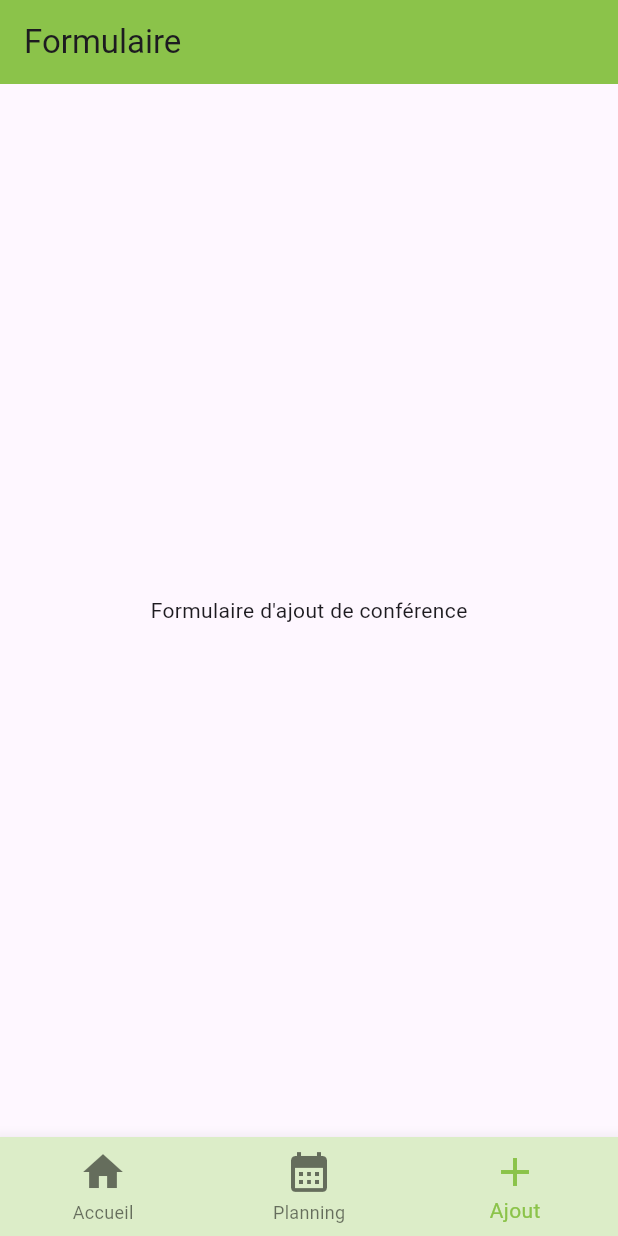
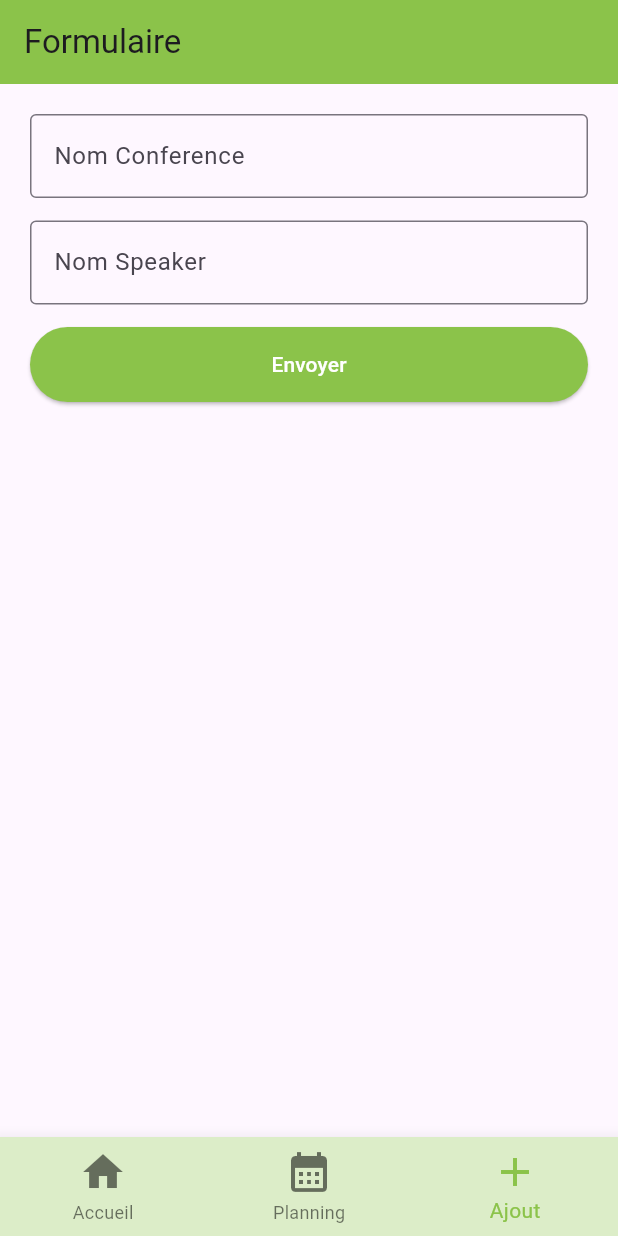
Before and after one commit to jamesattoh/virtualSalon, a Flutter app: the screen it shows after launch, item 3 of the bottom bar chosen, on a phone screen of 412 x 824 dp. Run offline on Flutter 3.47's test engine with Material 3 defaults, Android fonts, the phone set to English and light mode, and no system bars; our stand-ins replace flutter_svg.

Commit message:
creating form(2 fields,1 button) & fields validation

```diff
--- a/lib/pages/add_event_page.dart
+++ b/lib/pages/add_event_page.dart
@@ -1,12 +1,81 @@
 import 'package:flutter/material.dart';
 
-class AddEventPage extends StatelessWidget {
+class AddEventPage extends StatefulWidget {
   const AddEventPage({super.key});
 
   @override
+  State<AddEventPage> createState() => _AddEventPageState();
+}
+
+class _AddEventPageState extends State<AddEventPage> {
+  final _formKey = GlobalKey<FormState>(); // garder le statut (grace à FormState)  du formulaire avec toutes ses informations
+
+  @override
   Widget build(BuildContext context) {
-    return Center(
-      child: Text("Formulaire d'ajout de conférence"),
+    return Container(
+      margin: EdgeInsets.all(20),
+      child: Form(
+        key: _formKey, // associer le statut du formulaire et cela permettra de declencher le validator
+        child: Column(
+          children: [
+            Container(
+              margin: EdgeInsets.only(bottom: 15),
+              child: TextFormField(
+                decoration: InputDecoration(
+                  labelText: "Nom Conference",
+                  hintText: 'Entrez le nom de la conference',
+                  border: OutlineInputBorder()
+                ),
+                validator: (value){ // il faut que ce validator s'enclenche (grace à un systeme de globalkey)
+                  if (value == null || value.isEmpty){
+                    return "Tu dois entrer quelque chose";
+                  }
+                  return null;
+                },
+              ),
+            ),
+            Container(
+              margin: EdgeInsets.only(bottom: 15),
+              child: TextFormField(
+                decoration: InputDecoration(
+                    labelText: "Nom Speaker",
+                    hintText: 'Entrez le nom du speaker',
+                    border: OutlineInputBorder()
+                ),
+                validator: (value){ // il faut que ce validator s'enclenche (grace à un systeme de globalkey)
+                  if (value == null || value.isEmpty){
+                    return "Tu dois entrer quelque chose";
+                  }
+                  return null;
+                },
+              ),
+            ),
+            //SizedBox(height: 15),
+            SizedBox(
+              width: double.infinity,
+              height: 50,
+              child: ElevatedButton(
+                  onPressed: (){
+                    if(_formKey.currentState!.validate()){
+                      ScaffoldMessenger.of(context).showSnackBar(
+                        const SnackBar(content: Text('Envoi en cours…'))
+                      );
+                    }
+                    FocusScope.of(context).requestFocus(FocusNode()); // lorsqu'on clique sur le bouton Envoyer, cette ligne de code ferme le clavier
+                  },
+                  style: ButtonStyle(
+                    backgroundColor: WidgetStatePropertyAll(Colors.lightGreen)
+                  ),
+                  child: Text("Envoyer",
+                    style: TextStyle(
+                      color: Colors.white
+                    ),
+                  ),
+              ),
+            )
+          ],
+        ),
+      ),
     );
   }
 }
```
